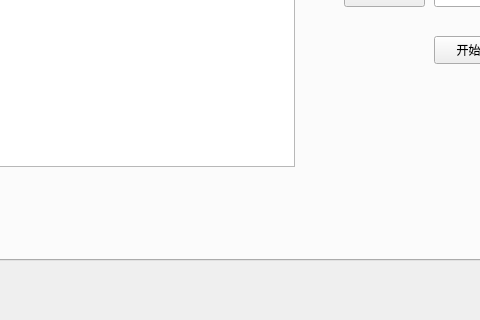
The window that ser_prj/untitled.ui (getBossMuchMoney/pyqt_serialTool) describes before a commit, drawn with Qt 5; both pictures show x 538 to 1018 and y 530 to 850 of the 1240 by 850 pixel window.
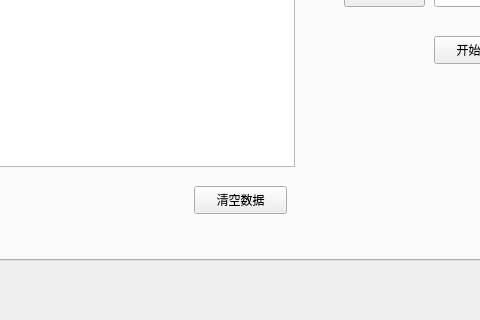
The same window after the commit. The open tabs and pages were chosen to show the change.

Diff of the .ui file:
```diff
--- a/ser_prj/untitled.ui
+++ b/ser_prj/untitled.ui
@@ -697,6 +697,19 @@
        <string>分析仪复位</string>
       </property>
      </widget>
+     <widget class="QPushButton" name="CLEAR_DATA">
+      <property name="geometry">
+       <rect>
+        <x>730</x>
+        <y>690</y>
+        <width>93</width>
+        <height>28</height>
+       </rect>
+      </property>
+      <property name="text">
+       <string>清空数据</string>
+      </property>
+     </widget>
     </widget>
    </widget>
   </widget>
```
